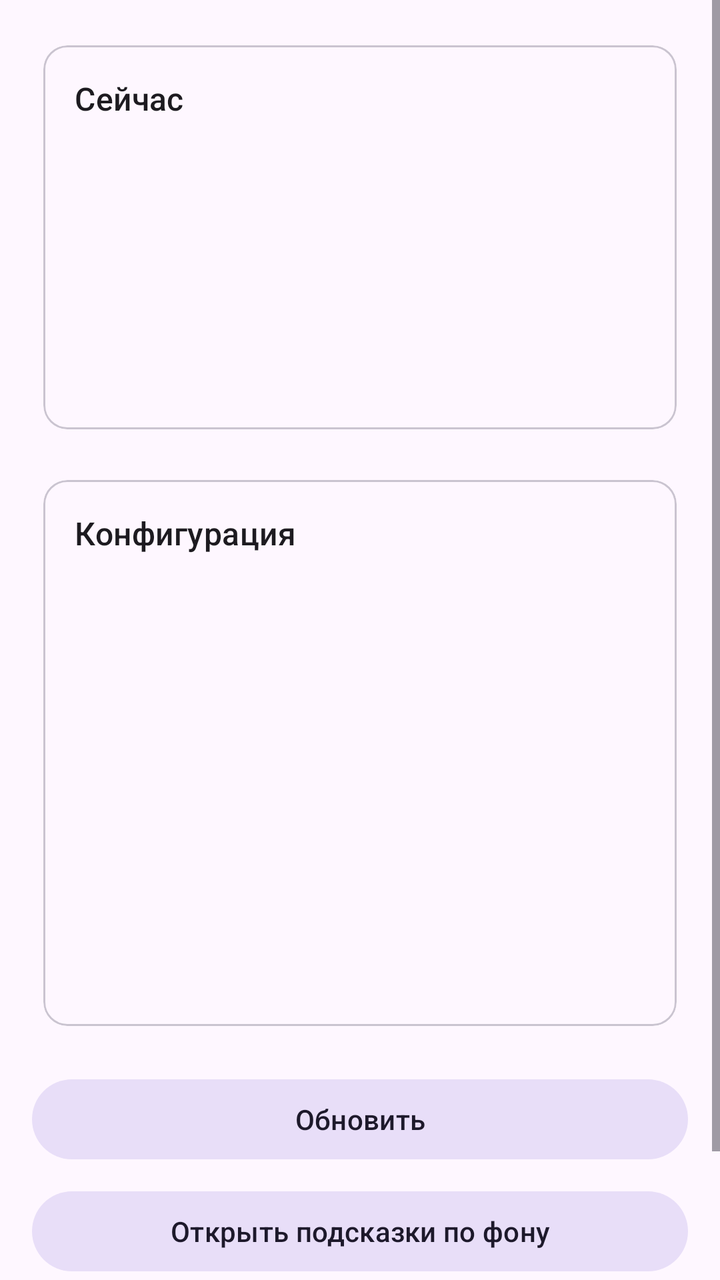
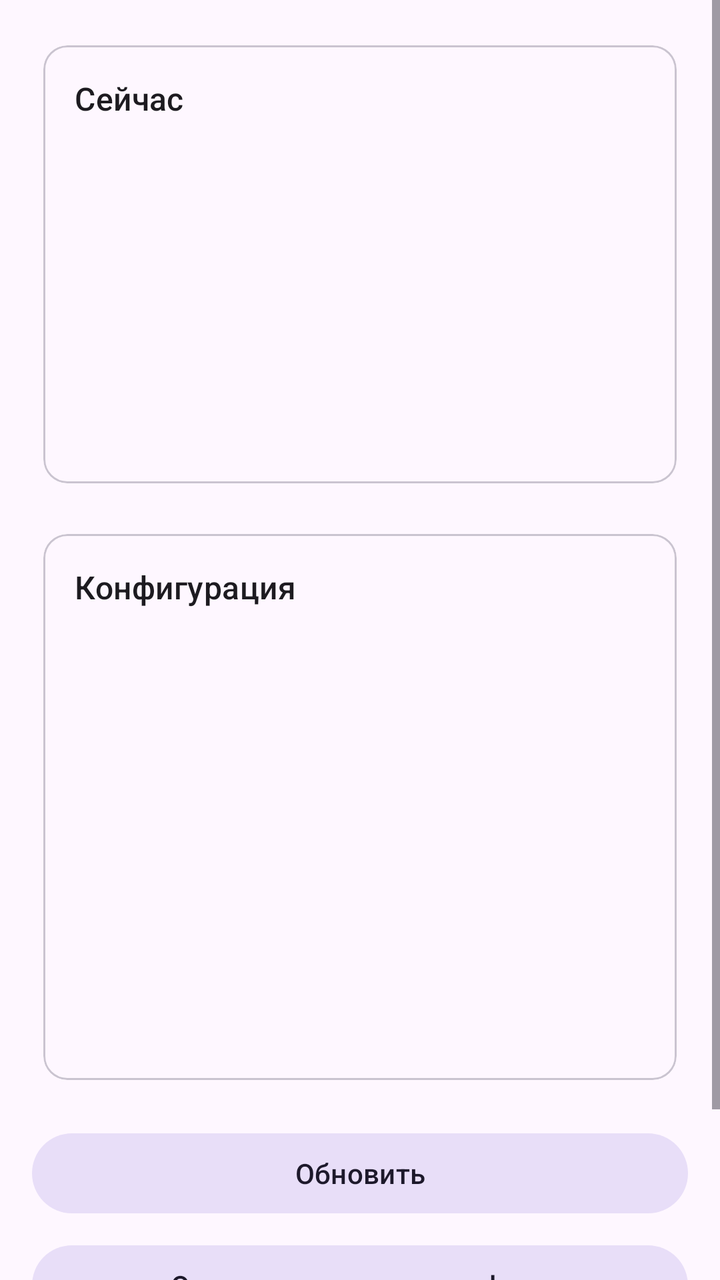

Screens rendered from an Android XML layout before and after an edit, with the pre-edit source and the edit as a unified diff.
<!-- AndroidManifest.xml: application theme Theme.Barometer -->
<!-- res/layout/activity_status.xml -->
<?xml version="1.0" encoding="utf-8"?>
<ScrollView xmlns:android="http://schemas.android.com/apk/res/android"
    xmlns:app="http://schemas.android.com/apk/res-auto"
    android:layout_width="match_parent"
    android:layout_height="match_parent">

    <LinearLayout
        android:layout_width="match_parent"
        android:layout_height="wrap_content"
        android:orientation="vertical"
        android:padding="16dp">

        <com.google.android.material.card.MaterialCardView
            android:layout_width="match_parent"
            android:layout_height="wrap_content"
            app:cardUseCompatPadding="true"
            app:strokeWidth="1dp"
            app:strokeColor="?attr/colorOutlineVariant">

            <LinearLayout
                android:layout_width="match_parent"
                android:layout_height="wrap_content"
                android:orientation="vertical"
                android:padding="16dp">

                <TextView
                    android:layout_width="wrap_content"
                    android:layout_height="wrap_content"
                    android:text="@string/status_card_runtime"
                    android:textAppearance="@style/TextAppearance.Material3.TitleMedium" />

                <TextView
                    android:id="@+id/tvStatusSensor"
                    android:layout_width="match_parent"
                    android:layout_height="wrap_content"
                    android:layout_marginTop="12dp" />

                <TextView
                    android:id="@+id/tvStatusRecording"
                    android:layout_width="match_parent"
                    android:layout_height="wrap_content"
                    android:layout_marginTop="8dp" />

                <TextView
                    android:id="@+id/tvStatusService"
                    android:layout_width="match_parent"
                    android:layout_height="wrap_content"
                    android:layout_marginTop="8dp" />

                <TextView
                    android:id="@+id/tvStatusLastSample"
                    android:layout_width="match_parent"
                    android:layout_height="wrap_content"
                    android:layout_marginTop="8dp" />

                <TextView
                    android:id="@+id/tvStatusDbCount"
                    android:layout_width="match_parent"
                    android:layout_height="wrap_content"
                    android:layout_marginTop="8dp" />
            </LinearLayout>
        </com.google.android.material.card.MaterialCardView>

        <com.google.android.material.card.MaterialCardView
            android:layout_width="match_parent"
            android:layout_height="wrap_content"
            android:layout_marginTop="12dp"
            app:cardUseCompatPadding="true"
            app:strokeWidth="1dp"
            app:strokeColor="?attr/colorOutlineVariant">

            <LinearLayout
                android:layout_width="match_parent"
                android:layout_height="wrap_content"
                android:orientation="vertical"
                android:padding="16dp">

                <TextView
                    android:layout_width="wrap_content"
                    android:layout_height="wrap_content"
                    android:text="@string/status_card_config"
                    android:textAppearance="@style/TextAppearance.Material3.TitleMedium" />

                <TextView
                    android:id="@+id/tvStatusInterval"
                    android:layout_width="match_parent"
                    android:layout_height="wrap_content"
                    android:layout_marginTop="12dp" />

                <TextView
                    android:id="@+id/tvStatusHistory"
                    android:layout_width="match_parent"
                    android:layout_height="wrap_content"
                    android:layout_marginTop="8dp" />

                <TextView
                    android:id="@+id/tvStatusAdaptive"
                    android:layout_width="match_parent"
                    android:layout_height="wrap_content"
                    android:layout_marginTop="8dp" />

                <TextView
                    android:id="@+id/tvStatusAdaptiveMode"
                    android:layout_width="match_parent"
                    android:layout_height="wrap_content"
                    android:layout_marginTop="8dp" />

                <TextView
                    android:id="@+id/tvStatusNotifications"
                    android:layout_width="match_parent"
                    android:layout_height="wrap_content"
                    android:layout_marginTop="8dp" />

                <TextView
                    android:id="@+id/tvStatusBattery"
                    android:layout_width="match_parent"
                    android:layout_height="wrap_content"
                    android:layout_marginTop="8dp" />

                <TextView
                    android:id="@+id/tvStatusAutostart"
                    android:layout_width="match_parent"
                    android:layout_height="wrap_content"
                    android:layout_marginTop="8dp" />

                <TextView
                    android:id="@+id/tvStatusDevice"
                    android:layout_width="match_parent"
                    android:layout_height="wrap_content"
                    android:layout_marginTop="8dp" />
            </LinearLayout>
        </com.google.android.material.card.MaterialCardView>

        <LinearLayout
            android:layout_width="match_parent"
            android:layout_height="wrap_content"
            android:layout_marginTop="16dp"
            android:orientation="vertical">

            <com.google.android.material.button.MaterialButton
                android:id="@+id/btnStatusRefresh"
                style="@style/Widget.Material3.Button.TonalButton"
                android:layout_width="match_parent"
                android:layout_height="wrap_content"
                android:text="@string/status_refresh" />

            <com.google.android.material.button.MaterialButton
                android:id="@+id/btnStatusBatteryHelp"
                style="@style/Widget.Material3.Button.TonalButton"
                android:layout_width="match_parent"
                android:layout_height="wrap_content"
                android:layout_marginTop="8dp"
                android:text="@string/status_open_battery_help" />

            <com.google.android.material.button.MaterialButton
                android:id="@+id/btnStatusCalibrate"
                android:layout_width="match_parent"
                android:layout_height="wrap_content"
                android:layout_marginTop="8dp"
                android:text="@string/status_open_calibration" />
        </LinearLayout>
    </LinearLayout>
</ScrollView>
<!-- resources referenced by this layout -->
<resources>
  <string name="status_card_config">Конфигурация</string>
  <string name="status_card_runtime">Сейчас</string>
  <string name="status_open_battery_help">Открыть подсказки по фону</string>
  <string name="status_open_calibration">Открыть мастер калибровки</string>
  <string name="status_refresh">Обновить</string>
  <style name="Theme.Barometer" parent="Theme.Material3.DayNight.NoActionBar">
          <item name="android:statusBarColor">@android:color/transparent</item>
          <item name="android:navigationBarColor">?attr/colorSurface</item>
      </style>
</resources>

<!-- the commit's change to res/layout/activity_status.xml (unified diff, before → after) -->
@@ -43,6 +43,12 @@
 
                 <TextView
                     android:id="@+id/tvStatusService"
+                    android:layout_width="match_parent"
+                    android:layout_height="wrap_content"
+                    android:layout_marginTop="8dp" />
+
+                <TextView
+                    android:id="@+id/tvStatusStartFailure"
                     android:layout_width="match_parent"
                     android:layout_height="wrap_content"
                     android:layout_marginTop="8dp" />
